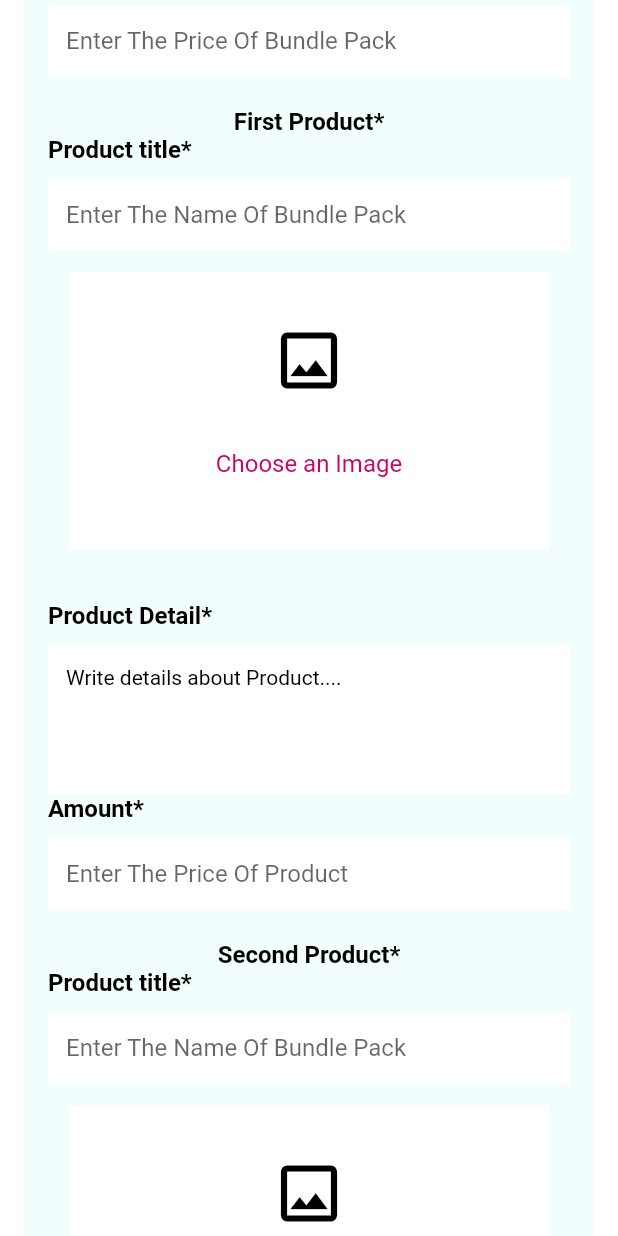
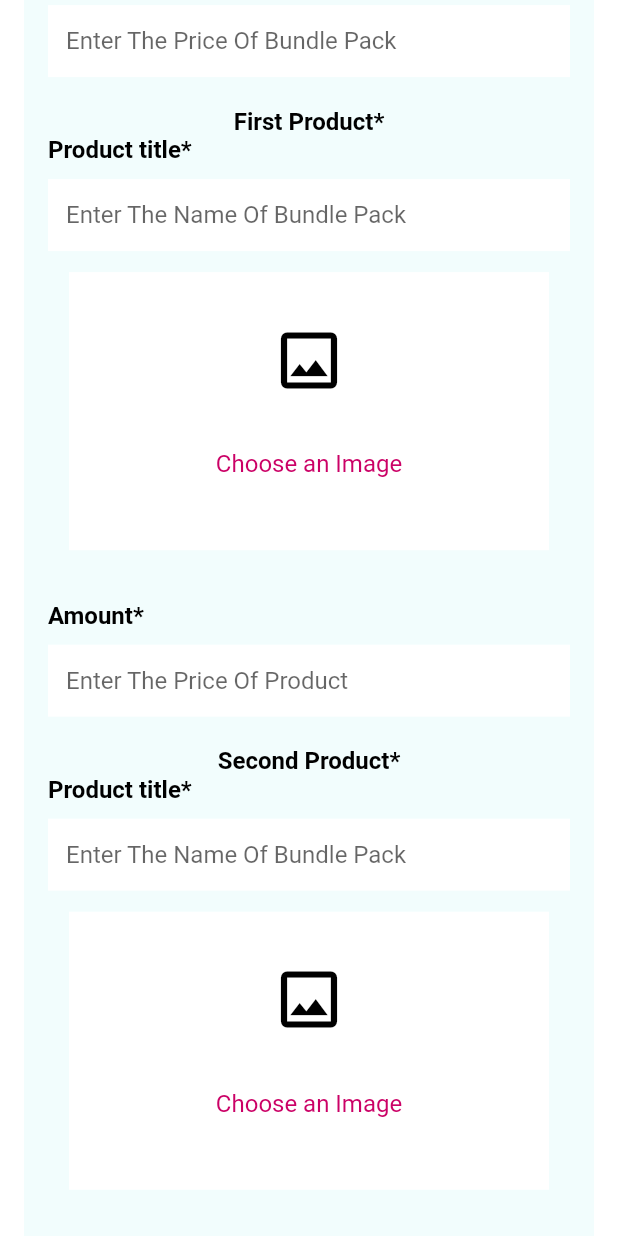
Before and after one commit to ba138/Citta_Admin_Panel, a Flutter app: the AddBundlpackScreen screen opened directly, scrolled down 576 dp, on a phone screen of 412 x 824 dp. Run offline on Flutter 3.47's test engine with Material 2 defaults, Android fonts, the light colour scheme and no system bars; our stand-ins replace dotted_border, iconly, image_picker; missing offline and left inert: dart:html, shared_preferences_web; network calls fail.

Commit message:
changes to fix the issues of the app

```diff
--- a/lib/inner_screen/add_bundle_pack_screen.dart
+++ b/lib/inner_screen/add_bundle_pack_screen.dart
@@ -28,13 +28,16 @@ class _AddBundlpackScreenFormState extends State<AddBundlpackScreen> {
   final TextEditingController _titleController = TextEditingController();
   final TextEditingController _priceController = TextEditingController();
   final TextEditingController _detailController = TextEditingController();
-  File? roductImage;
-  Uint8List webImage = Uint8List(8);
-  html.File? imageFile;
   Image? coverImage;
 
-  Image? previewImage;
+  Image? previewImage1;
+  Image? previewImage2;
 
+  Image? previewImage3;
+
+  Image? previewImage4;
+
+  Image? previewImage5;
   @override
   void dispose() {
     _priceController.dispose();
@@ -58,7 +61,87 @@ class _AddBundlpackScreenFormState extends State<AddBundlpackScreen> {
       final image = Image.memory(Uint8List.fromList(bytes));
 
       setState(() {
-        previewImage = image;
+        coverImage = image;
+      });
+    }
+  }
+
+  Future<void> pickImage1() async {
+    final pickedFile = await ImagePicker().pickImage(
+      source: ImageSource.gallery,
+    );
+
+    if (pickedFile != null) {
+      final bytes = await pickedFile.readAsBytes();
+
+      final image = Image.memory(Uint8List.fromList(bytes));
+
+      setState(() {
+        previewImage1 = image;
+      });
+    }
+  }
+
+  Future<void> pickImage2() async {
+    final pickedFile = await ImagePicker().pickImage(
+      source: ImageSource.gallery,
+    );
+
+    if (pickedFile != null) {
+      final bytes = await pickedFile.readAsBytes();
+
+      final image = Image.memory(Uint8List.fromList(bytes));
+
+      setState(() {
+        previewImage2 = image;
+      });
+    }
+  }
+
+  Future<void> pickImage3() async {
+    final pickedFile = await ImagePicker().pickImage(
+      source: ImageSource.gallery,
+    );
+
+    if (pickedFile != null) {
+      final bytes = await pickedFile.readAsBytes();
+
+      final image = Image.memory(Uint8List.fromList(bytes));
+
+      setState(() {
+        previewImage3 = image;
+      });
+    }
+  }
+
+  Future<void> pickImage4() async {
+    final pickedFile = await ImagePicker().pickImage(
+      source: ImageSource.gallery,
+    );
+
+    if (pickedFile != null) {
+      final bytes = await pickedFile.readAsBytes();
+
+      final image = Image.memory(Uint8List.fromList(bytes));
+
+      setState(() {
+        previewImage4 = image;
+      });
+    }
+  }
+
+  Future<void> pickImage5() async {
+    final pickedFile = await ImagePicker().pickImage(
+      source: ImageSource.gallery,
+    );
+
+    if (pickedFile != null) {
+      final bytes = await pickedFile.readAsBytes();
+
+      final image = Image.memory(Uint8List.fromList(bytes));
+
+      setState(() {
+        previewImage5 = image;
       });
     }
   }
@@ -158,7 +241,7 @@ class _AddBundlpackScreenFormState extends State<AddBundlpackScreen> {
                               child: dottedBorder(
                                 color,
                                 pickImage,
-                                previewImage,
+                                coverImage,
                               ),
                             ),
                           ),
@@ -275,42 +358,13 @@ class _AddBundlpackScreenFormState extends State<AddBundlpackScreen> {
                               color: Theme.of(context).scaffoldBackgroundColor,
                               child: dottedBorder(
                                 color,
-                                pickImage,
-                                previewImage,
+                                pickImage1,
+                                previewImage1,
                               ),
                             ),
                           ),
                           const SizedBox(
                             height: 20,
-                          ),
-                          TextWidget(
-                            text: 'Product Detail*',
-                            color: color,
-                            isTitle: true,
-                          ),
-                          const SizedBox(
-                            height: 10,
-                          ),
-                          TextField(
-                            maxLines: 4,
-                            decoration: InputDecoration(
-                              filled: true,
-                              fillColor: scaffoldColor,
-                              alignLabelWithHint: true,
-                              hintStyle: TextStyle(
-                                fontSize: 14,
-                                fontWeight: FontWeight.w400,
-                                color: color,
-                              ),
-                              hintText: 'Write details about Product....',
-                              border: InputBorder.none,
-                              focusedBorder: OutlineInputBorder(
-                                borderSide: BorderSide(
-                                  color: color,
-                                  width: 1.0,
-                                ),
-                              ),
-                            ),
                           ),
                           TextWidget(
                             text: 'Amount*',
@@ -390,8 +444,8 @@ class _AddBundlpackScreenFormState extends State<AddBundlpackScreen> {
                               color: Theme.of(context).scaffoldBackgroundColor,
                               child: dottedBorder(
                                 color,
-                                pickImage,
-                                previewImage,
+                                pickImage2,
+                                previewImage2,
                               ),
                             ),
                           ),
@@ -505,8 +559,8 @@ class _AddBundlpackScreenFormState extends State<AddBundlpackScreen> {
                               color: Theme.of(context).scaffoldBackgroundColor,
                               child: dottedBorder(
                                 color,
-                                pickImage,
-                                previewImage,
+                                pickImage3,
+                                previewImage3,
                               ),
                             ),
                           ),
@@ -620,8 +674,8 @@ class _AddBundlpackScreenFormState extends State<AddBundlpackScreen> {
                               color: Theme.of(context).scaffoldBackgroundColor,
                               child: dottedBorder(
                                 color,
-                                pickImage,
-                                previewImage,
+                                pickImage4,
+                                previewImage4,
                               ),
                             ),
                           ),
@@ -743,8 +797,8 @@ class _AddBundlpackScreenFormState extends State<AddBundlpackScreen> {
                               color: Theme.of(context).scaffoldBackgroundColor,
                               child: dottedBorder(
                                 color,
-                                pickImage,
-                                previewImage,
+                                pickImage5,
+                                previewImage5,
                               ),
                             ),
                           ),
--- a/lib/inner_screen/add_product_screen.dart
+++ b/lib/inner_screen/add_product_screen.dart
@@ -47,7 +47,7 @@ class _UploadProductFormState extends State<UploadProductForm> {
     final isValid = _formKey.currentState!.validate();
   }
 
-  Future<void> pickImage() async {
+  Future<void> pickImage({required Image? source}) async {
     final pickedFile = await ImagePicker().pickImage(
       source: ImageSource.gallery,
     );
```
